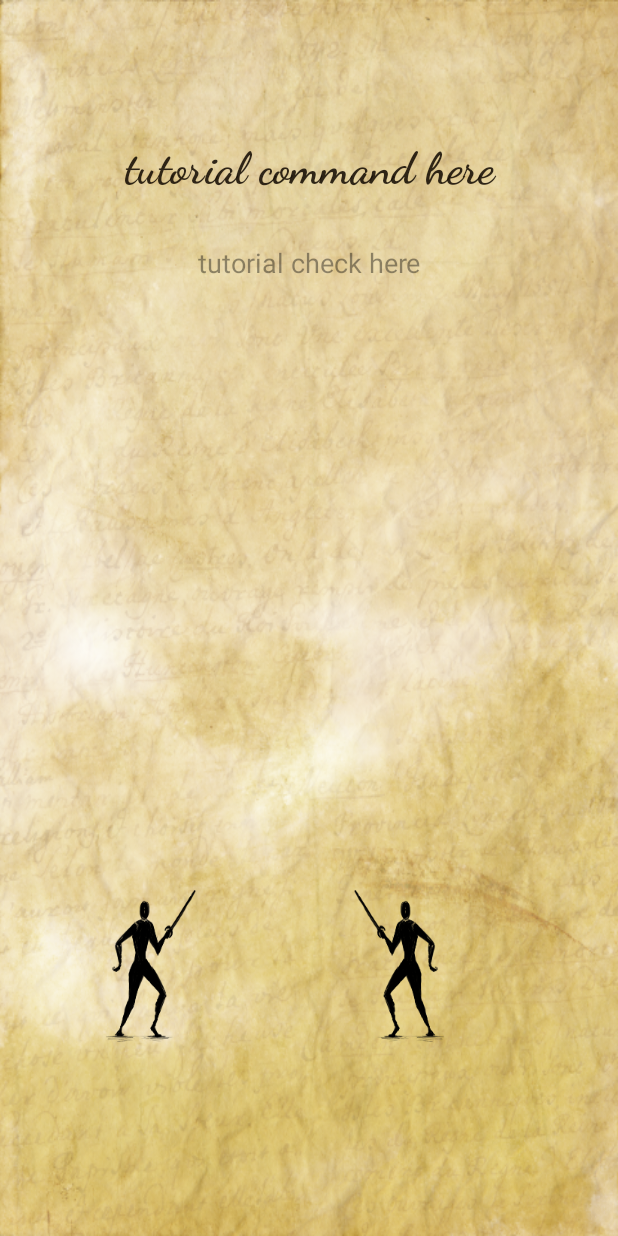
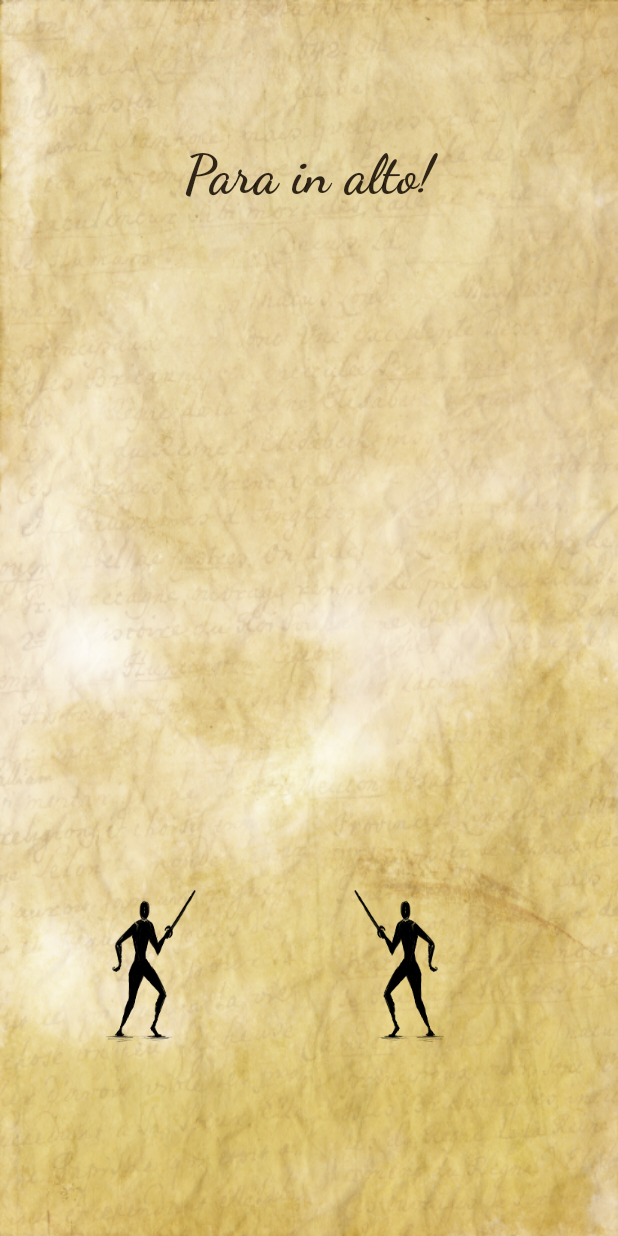
Before and after one commit to dis-org/FencyJava, an Android app: the PracticeModeActivity screen opened directly, with no data from a screen before it, on a phone screen of 412 x 824 dp. Run offline under Robolectric (Android 15) with nearby library versions, the phone set to English and light mode, and no system bars.

Commit message:
Practice Mode works!

```diff
--- a/app/src/main/java/com/example/claudio/fency/DummyHandler.java
+++ b/app/src/main/java/com/example/claudio/fency/DummyHandler.java
@@ -3,11 +3,9 @@ package com.example.claudio.fency;
 import android.os.Handler;
 import android.widget.Toast;
 
-/**
- * Created by Francesco on 25/07/2017.
- */
+public class DummyHandler extends FencyHandler{
 
-public class DummyHandler extends FencyHandler{
+    private long WAITING_TIME = 2500;
 
     private int state;
     private Handler handler;
@@ -19,23 +17,19 @@ public class DummyHandler extends FencyHandler{
         state = 0;
     }
 
-    public void start(){
-        Toast.makeText(context,"FINE TUTORIAL", Toast.LENGTH_LONG).show();
-    }
+    public void step( boolean success){
 
-    public void step(){
+        if(success) state= (state+1)%4;
 
-        ((PracticeModeActivity)context).impera(toAction());
+        ((PracticeModeActivity)context).impera(toImperium());
 
         handler.postDelayed(new Runnable() {
             @Override
             public void run() {
-                // Allow player image change only after delay
+                // Allow player state change only after delay
                 player.changeState(toAction());
-                start();
             }
-        }, 1000);
-
+        }, WAITING_TIME);
 
     }
 
@@ -49,13 +43,33 @@ public class DummyHandler extends FencyHandler{
                 action = R.integer.LOW_ATTACK;
                 break;
             case 2:
-                action = R.integer.LOW_STAND;
+                action = R.integer.HIGH_STAND;
                 break;
             case 3:
-                action = R.integer.HIGH_STAND;
+                action = R.integer.LOW_STAND;
                 break;
         }
         return action;
     }
 
+    public int toImperium(){
+        int action = -1;
+        switch (this.state){
+            case 0:
+                action = R.integer.HIGH_STAND;
+                break;
+            case 1:
+                action = R.integer.LOW_STAND;
+                break;
+            case 2:
+                action = R.integer.LOW_ATTACK;
+                break;
+            case 3:
+                action = R.integer.HIGH_ATTACK;
+                break;
+        }
+        return action;
+    }
+
+
 }
--- a/app/src/main/java/com/example/claudio/fency/FencyModeActivity.java
+++ b/app/src/main/java/com/example/claudio/fency/FencyModeActivity.java
@@ -26,7 +26,7 @@ public abstract class FencyModeActivity extends FencyActivity {
         opponent = new Player(this);
         sensorHandler = new SensorHandler(this, user);
         sensorHandler.registerListeners();
-        game = new Game(user,opponent);
+        game = new Game(this,user,opponent);
         vibrator = (Vibrator) this.getSystemService(VIBRATOR_SERVICE);
     }
 
--- a/app/src/main/java/com/example/claudio/fency/FencyModel.java
+++ b/app/src/main/java/com/example/claudio/fency/FencyModel.java
@@ -13,6 +13,4 @@ public abstract class FencyModel {
         this.activity = activity;
         state = 0;
     }
-
-
 }
--- a/app/src/main/java/com/example/claudio/fency/Game.java
+++ b/app/src/main/java/com/example/claudio/fency/Game.java
@@ -1,12 +1,12 @@
 package com.example.claudio.fency;
 
-public class Game {
+public class Game extends FencyModel {
 
     private Player playerOne;
     private Player playerTwo;
-    private int state;
 
-    public Game(Player one, Player two){
+    public Game(FencyModeActivity activity, Player one, Player two){
+        super(activity);
         playerOne = one;
         playerTwo = two;
         state = R.integer.GAME_DRAW;
@@ -28,6 +28,7 @@ public class Game {
             state = R.integer.GAME_DRAW;
         }
 
+        activity.updateGameView(state);
 
     }
 }
--- a/app/src/main/java/com/example/claudio/fency/Player.java
+++ b/app/src/main/java/com/example/claudio/fency/Player.java
@@ -4,12 +4,11 @@ package com.example.claudio.fency;
  * Created by Francesco on 25/07/2017.
  */
 
-public class Player {
-    private FencyModeActivity activity;
-    private int state;
+public class Player extends FencyModel{
 
     public Player(FencyModeActivity activity){
-        this.activity = activity;
+        super(activity);
+        state = R.integer.HIGH_STAND;
     }
 
     public void changeState(int to){
--- a/app/src/main/java/com/example/claudio/fency/PracticeModeActivity.java
+++ b/app/src/main/java/com/example/claudio/fency/PracticeModeActivity.java
@@ -12,7 +12,7 @@ import android.widget.TextView;
 public class PracticeModeActivity extends FencyModeActivity {
 
     private static final long ATTACK_ANIMATION_DELAY = 500; //milliseconds
-
+    private static final long SERVICE_TIME= 1500;
 
     private DummyHandler arbiter;
     private ImageView discipuli;
@@ -34,14 +34,10 @@ public class PracticeModeActivity extends FencyModeActivity {
         approbatio = (TextView)findViewById(R.id.tvCheck);
         arbiter = new DummyHandler(this, opponent);
 
-        handler.postDelayed(new Runnable() {
-            @Override
-            public void run() {
-                // starting delay
-                arbiter.step();
-            }
-        }, 3000);
+        imperium.setText("");
+        approbatio.setText("");
 
+        arbiter.step(false);
     }
 
     @Override
@@ -96,6 +92,7 @@ public class PracticeModeActivity extends FencyModeActivity {
                         // Allow players image change only after delay
                         userAttacking = false;
                         opponentAttacking = false;
+                        opponent.changeState(R.integer.HIGH_STAND);
                     }
                 }, ATTACK_ANIMATION_DELAY);
             }
@@ -107,11 +104,36 @@ public class PracticeModeActivity extends FencyModeActivity {
     public void updateGameView(int gameState){
         super.updateGameView(gameState);
 
-        if(gameState == 0){
+        if(user.getState()==arbiter.toImperium()) {
+            approbatio.setText(R.string.success);
+            arbiter.step(true);
+        }else {
+            approbatio.setText(R.string.failure);
+            arbiter.step(false);
+        }
 
-        }
+        handler.postDelayed(new Runnable() {
+            @Override
+            public void run() {
+                approbatio.setText("");
+            }
+        }, SERVICE_TIME);
     }
 
     public void impera(int actum){
+        switch(actum) {
+            case R.integer.HIGH_ATTACK:
+                imperium.setText(R.string.attackUp);
+                break;
+            case R.integer.HIGH_STAND:
+                imperium.setText(R.string.parryUp);
+                break;
+            case R.integer.LOW_ATTACK:
+                imperium.setText(R.string.attackDown);
+                break;
+            case R.integer.LOW_STAND:
+                imperium.setText(R.string.parryDown);
+                break;
+        }
     }
 }
--- a/app/src/main/res/layout/activity_practice_mode.xml
+++ b/app/src/main/res/layout/activity_practice_mode.xml
@@ -30,7 +30,7 @@
         android:text="tutorial command here"
         android:textAlignment="center"
         android:textColor="@color/brown_ink"
-        android:textSize="30sp"
+        android:textSize="36sp"
         android:textStyle="bold" />
 
     <TextView
@@ -44,7 +44,7 @@
         android:text="tutorial check here"
         android:textAlignment="center"
         android:textColor="@color/black_overlay"
-        android:textSize="18sp" />
+        android:textSize="30sp" />
 
     <ImageView
         android:id="@+id/ivPlayerState"
--- a/app/src/main/res/values/strings.xml
+++ b/app/src/main/res/values/strings.xml
@@ -11,10 +11,10 @@
     <string name="practicebtnText">- Practice</string>
     <string name="duelbtnText">- Duel</string>
     <!--Practice imperi-->
-    <string name="parryUp">Para in alto</string>
-    <string name="parryDown">Para in basso</string>
-    <string name="attackUp">Attacca alto</string>
-    <string name="attackDown">Attacca basso</string>
+    <string name="parryUp">Para in alto!</string>
+    <string name="parryDown">Para in basso!</string>
+    <string name="attackUp">Attacca in alto!</string>
+    <string name="attackDown">Attacca in basso!</string>
     <!--Practice approbationes-->
     <string name="success">Bravo!</string>
     <string name="failure">Riprova</string>
```
